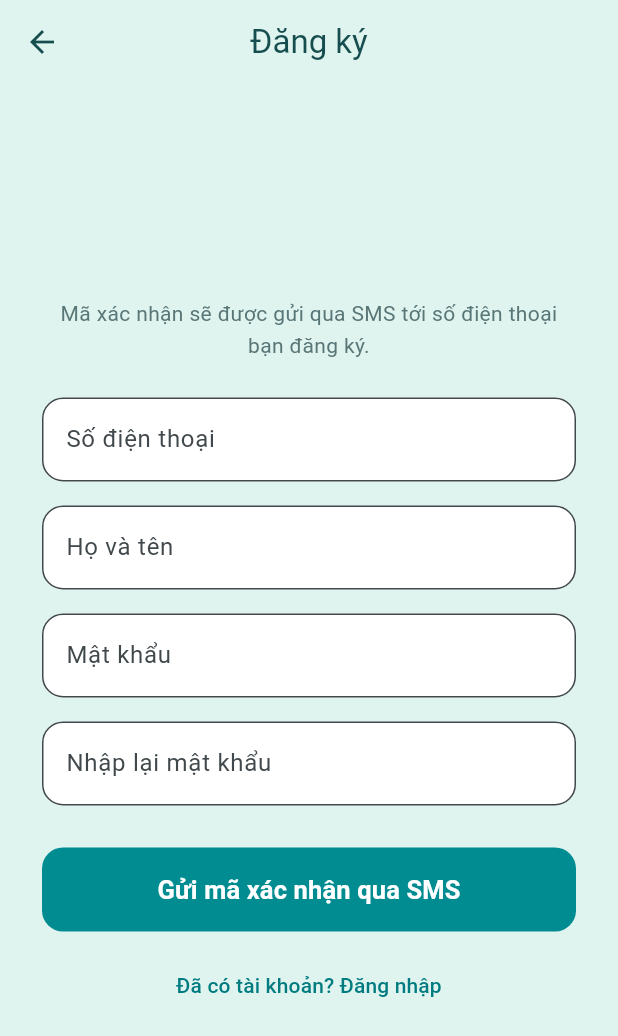
After one commit to HoangAnh150224/VitalCare-Mobie, a Flutter app: the screen it shows after launch, after a tap on "Chưa có tài khoản? Đăng ký", on a phone screen of 412 x 824 dp. The commit adds this screen. Shown: the top 1036 px of the screen. Run offline on Flutter 3.47's test engine with Material 3 defaults, Android fonts, the phone set to English and light mode, and no system bars; our stand-ins replace shared_preferences; accounts and stored records are empty; network calls fail.

Commit message:
feat(mobile): sign up with an SMS code from the login screen; the number's existing profiles are offered masked to claim one or say not me; a registered number points to password recovery

```diff
--- a/vitalcare_mobile/lib/vitalcare/api/api_exception.dart
+++ b/vitalcare_mobile/lib/vitalcare/api/api_exception.dart
@@ -167,7 +167,24 @@ const List<(String, String)> _messages = [
     'Too many codes have been requested from this network',
     'Đã yêu cầu quá nhiều mã từ mạng này. Vui lòng thử lại sau.',
   ),
-  ('Too many codes', 'Đã gửi quá nhiều mã tới số này. Vui lòng thử lại sau.'),
+  (
+    'Too many codes',
+    'Đã gửi quá nhiều mã tới số này. Số này tạm khóa nhận mã trong 24 giờ.',
+  ),
+  // Registering an account (RegistrationServiceImpl)
+  (
+    'Phone number cannot be all zeros',
+    'Số điện thoại không hợp lệ. Vui lòng nhập số điện thoại di động Việt Nam đang sử dụng.',
+  ),
+  ('Full name is required', 'Vui lòng nhập họ và tên.'),
+  (
+    'Full name must contain at least 2 characters',
+    'Họ và tên phải có ít nhất 2 ký tự.',
+  ),
+  (
+    'Pick one of the profiles shown',
+    'Vui lòng chọn một trong các hồ sơ được liệt kê.',
+  ),
   // Registering a visit (AppointmentServiceImpl)
   ('Pick one of your own profiles', 'Vui lòng chọn một hồ sơ của bạn.'),
   (
--- a/vitalcare_mobile/lib/vitalcare/view/appointment_detail_screen.dart
+++ b/vitalcare_mobile/lib/vitalcare/view/appointment_detail_screen.dart
@@ -262,7 +262,8 @@ class _AppointmentDetailScreenState extends State<AppointmentDetailScreen> {
                               crossAxisAlignment: CrossAxisAlignment.start,
                               children: [
                                 Text(
-                                  appointment.doctorName ?? 'Bác sĩ: xếp khi gọi vào phòng',
+                                  appointment.doctorName ??
+                                      'Bác sĩ: xếp khi gọi vào phòng',
                                   style: const TextStyle(
                                     fontSize: 22,
                                     fontWeight: FontWeight.w700,
--- a/vitalcare_mobile/lib/vitalcare/view/appointments_view.dart
+++ b/vitalcare_mobile/lib/vitalcare/view/appointments_view.dart
@@ -104,7 +104,8 @@ class _AppointmentsViewState extends State<AppointmentsView> {
                     crossAxisAlignment: CrossAxisAlignment.start,
                     children: [
                       Text(
-                        appointment.doctorName ?? 'Bác sĩ: xếp khi gọi vào phòng',
+                        appointment.doctorName ??
+                            'Bác sĩ: xếp khi gọi vào phòng',
                         style: const TextStyle(
                           fontSize: 16,
                           fontWeight: FontWeight.w700,
--- a/vitalcare_mobile/lib/vitalcare/view/login_screen.dart
+++ b/vitalcare_mobile/lib/vitalcare/view/login_screen.dart
@@ -4,6 +4,7 @@ import '../api/api.dart';
 import 'common.dart';
 import 'forgot_password_screen.dart';
 import 'home_screen.dart';
+import 'sign_up_screen.dart';
 
 class LoginScreen extends StatefulWidget {
   const LoginScreen({super.key});
@@ -339,6 +340,21 @@ class _LoginScreenState extends State<LoginScreen> {
                                 ],
                               ),
                             ),
+                            const SizedBox(height: 12),
+                            TextButton(
+                              onPressed: () => Navigator.of(context).push(
+                                MaterialPageRoute<void>(
+                                  builder: (_) => const SignUpScreen(),
+                                ),
+                              ),
+                              child: const Text(
+                                'Chưa có tài khoản? Đăng ký',
+                                style: TextStyle(
+                                  color: _link,
+                                  fontWeight: FontWeight.w600,
+                                ),
+                              ),
+                            ),
                           ],
                         ),
                       ),
--- /dev/null
+++ b/vitalcare_mobile/lib/vitalcare/view/sign_up_screen.dart
@@ -0,0 +1,255 @@
+import 'package:flutter/material.dart';
+import 'package:flutter/services.dart';
+import '../api/api.dart';
+import 'common.dart';
+import 'forgot_password_screen.dart';
+import 'verification_pin_screen.dart';
+
+/// UC-04 step 1: the number and the account's details; a code is texted next
+/// and checked on [VerificationPinScreen], which also offers the profiles the
+/// clinic already has with the number.
+class SignUpScreen extends StatefulWidget {
+  const SignUpScreen({super.key});
+
+  @override
+  State<SignUpScreen> createState() => _SignUpScreenState();
+}
+
+class _SignUpScreenState extends State<SignUpScreen> {
+  static const _primary = Color(0xFF008C91);
+  static const _ink = Color(0xFF164E50);
+  static const _link = Color(0xFF007C80);
+
+  /// What the API says when the number already has an account (UC-04 D2).
+  static const _phoneTaken = 'Số điện thoại đã được sử dụng';
+
+  final _form = GlobalKey<FormState>();
+  final _phone = TextEditingController();
+  final _name = TextEditingController();
+  final _password = TextEditingController();
+  final _confirm = TextEditingController();
+  bool _busy = false;
+  bool _phoneTakenError = false;
+  Map<String, String> _serverErrors = const {};
+
+  @override
+  void dispose() {
+    _phone.dispose();
+    _name.dispose();
+    _password.dispose();
+    _confirm.dispose();
+    super.dispose();
+  }
+
+  Future<void> _sendCode() async {
+    if (_busy) return;
+    setState(() {
+      _serverErrors = const {};
+      _phoneTakenError = false;
+    });
+    if (!_form.currentState!.validate()) return;
+    FocusScope.of(context).unfocus();
+    final phone = _phone.text.replaceAll(RegExp(r'[\s().-]'), '');
+    setState(() => _busy = true);
+    try {
+      await Api.instance.auth.requestRegistrationCode(phone);
+      if (!mounted) return;
+      setState(() => _busy = false);
+      Navigator.of(context).push(
+        MaterialPageRoute<void>(
+          builder: (_) => VerificationPinScreen(
+            phoneNumber: phone,
+            registration: (
+              fullName: _name.text.trim(),
+              password: _password.text,
+            ),
+          ),
+        ),
+      );
+    } on ApiException catch (e) {
+      if (!mounted) return;
+      setState(() {
+        _busy = false;
+        _serverErrors = e.fieldErrors;
+        _phoneTakenError = e.message.startsWith(_phoneTaken);
+      });
+      if (e.fieldErrors.isEmpty && !_phoneTakenError) showError(context, e);
+    }
+  }
+
+  InputDecoration _decoration(String label, {String? error}) => InputDecoration(
+    labelText: label,
+    errorText: error,
+    errorMaxLines: 3,
+    filled: true,
+    fillColor: Colors.white,
+    border: OutlineInputBorder(borderRadius: BorderRadius.circular(14)),
+  );
+
+  @override
+  Widget build(BuildContext context) {
+    return AnnotatedRegion<SystemUiOverlayStyle>(
+      value: SystemUiOverlayStyle.dark.copyWith(
+        statusBarColor: Colors.transparent,
+      ),
+      child: Scaffold(
+        backgroundColor: const Color(0xFFDFF3EF),
+        appBar: AppBar(
+          backgroundColor: const Color(0xFFDFF3EF),
+          foregroundColor: _ink,
+          surfaceTintColor: Colors.transparent,
+          elevation: 0,
+          title: const Text('Đăng ký'),
+          centerTitle: true,
+        ),
+        body: SafeArea(
+          child: Center(
+            child: SingleChildScrollView(
+              padding: const EdgeInsets.symmetric(horizontal: 28, vertical: 24),
+              child: ConstrainedBox(
+                constraints: const BoxConstraints(maxWidth: 460),
+                child: Form(
+                  key: _form,
+                  child: Column(
+                    crossAxisAlignment: CrossAxisAlignment.stretch,
+                    children: [
+                      const Text(
+                        'Mã xác nhận sẽ được gửi qua SMS tới số điện thoại bạn đăng ký.',
+                        textAlign: TextAlign.center,
+                        style: TextStyle(color: Color(0xFF597677), height: 1.5),
+                      ),
+                      const SizedBox(height: 24),
+                      TextFormField(
+                        controller: _phone,
+                        keyboardType: TextInputType.phone,
+                        autofillHints: const [AutofillHints.telephoneNumber],
+                        decoration: _decoration(
+                          'Số điện thoại',
+                          error: _phoneTakenError
+                              ? 'Số này đã đăng ký.'
+                              : _serverErrors['phone'],
+                        ),
+                        validator: (value) {
+                          final phone = (value ?? '').replaceAll(
+                            RegExp(r'[\s().-]'),
+                            '',
+                          );
+                          if (phone.isEmpty) {
+                            return 'Vui lòng nhập số điện thoại';
+                          }
+                          if (!RegExp(
+                            r'^(0\d{9}|\+84\d{9})$',
+                          ).hasMatch(phone)) {
+                            return 'Số điện thoại không hợp lệ';
+                          }
+                          return null;
+                        },
+                      ),
+                      if (_phoneTakenError)
+                        Align(
+                          alignment: Alignment.centerLeft,
+                          child: TextButton(
+                            onPressed: () =>
+                                Navigator.of(context).pushReplacement(
+                                  MaterialPageRoute<void>(
+                                    builder: (_) =>
+                                        const ForgotPasswordScreen(),
+                                  ),
+                                ),
+                            style: TextButton.styleFrom(foregroundColor: _link),
+                            child: const Text('Quên mật khẩu?'),
+                          ),
+                        ),
+                      const SizedBox(height: 16),
+                      TextFormField(
+                        controller: _name,
+                        autofillHints: const [AutofillHints.name],
+                        textCapitalization: TextCapitalization.words,
+                        decoration: _decoration(
+                          'Họ và tên',
+                          error: _serverErrors['fullName'],
+                        ),
+                        validator: (value) {
+                          final name = (value ?? '').trim();
+                          if (name.isEmpty) return 'Vui lòng nhập họ và tên.';
+                          if (name.length < 2) {
+                            return 'Họ và tên phải có ít nhất 2 ký tự.';
+                          }
+                          if (!RegExp(
+                            r'^[\p{L}\p{M}]+(?:\s+[\p{L}\p{M}]+)*$',
+                            unicode: true,
+                          ).hasMatch(name)) {
+                            return 'Họ và tên chỉ được chứa chữ cái và khoảng trắng.';
+                          }
+                          return null;
+                        },
+                      ),
+                      const SizedBox(height: 16),
+                      TextFormField(
+                        controller: _password,
+                        obscureText: true,
+                        autofillHints: const [AutofillHints.newPassword],
+                        decoration: _decoration(
+                          'Mật khẩu',
+                          error: _serverErrors['password'],
+                        ),
+                        validator: (value) {
+                          final password = value ?? '';
+                          if (password.isEmpty) {
+                            return 'Vui lòng nhập mật khẩu.';
+                          }
+                          if (password.length < 8 || password.length > 72) {
+                            return 'Mật khẩu phải có từ 8 đến 72 ký tự.';
+                          }
+                          if (password.trim().isEmpty) {
+                            return 'Mật khẩu không được chỉ chứa khoảng trắng.';
+                          }
+                          return null;
+                        },
+                      ),
+                      const SizedBox(height: 16),
+                      TextFormField(
+                        controller: _confirm,
+                        obscureText: true,
+                        decoration: _decoration('Nhập lại mật khẩu'),
+                        validator: (value) => value != _password.text
+                            ? 'Hai mật khẩu không khớp.'
+                            : null,
+                        onFieldSubmitted: (_) => _sendCode(),
+                      ),
+                      const SizedBox(height: 28),
+                      FilledButton(
+                        onPressed: _busy ? null : _sendCode,
+                        style: FilledButton.styleFrom(
+                          backgroundColor: _primary,
+                          foregroundColor: Colors.white,
+                          minimumSize: const Size.fromHeight(56),
+                          shape: RoundedRectangleBorder(
+                            borderRadius: BorderRadius.circular(14),
+                          ),
+                        ),
+                        child: Text(
+                          _busy ? 'Đang gửi mã...' : 'Gửi mã xác nhận qua SMS',
+                          style: const TextStyle(
+                            fontSize: 17,
+                            fontWeight: FontWeight.w700,
+                          ),
+                        ),
+                      ),
+                      const SizedBox(height: 12),
+                      TextButton(
+                        onPressed: () => Navigator.pop(context),
+                        style: TextButton.styleFrom(foregroundColor: _link),
+                        child: const Text('Đã có tài khoản? Đăng nhập'),
+                      ),
+                    ],
+                  ),
+                ),
+              ),
+            ),
+          ),
+        ),
+      ),
+    );
+  }
+}
```
Also changed, not shown: vitalcare_mobile/lib/vitalcare/api/models.dart (+24 -0 lines), vitalcare_mobile/lib/vitalcare/api/services/auth_service.dart (+39 -0 lines), vitalcare_mobile/lib/vitalcare/view/common.dart (+17 -7 lines), vitalcare_mobile/lib/vitalcare/view/verification_pin_screen.dart (+122 -4 lines), 1 other file.
